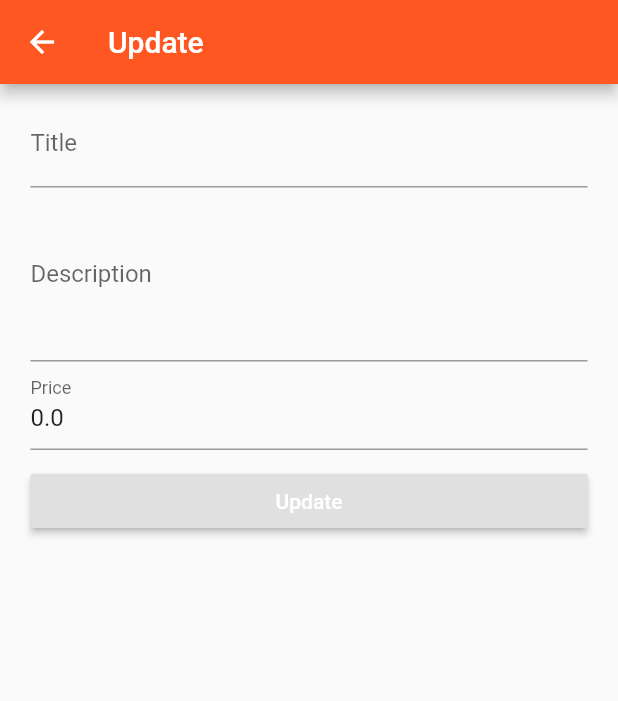
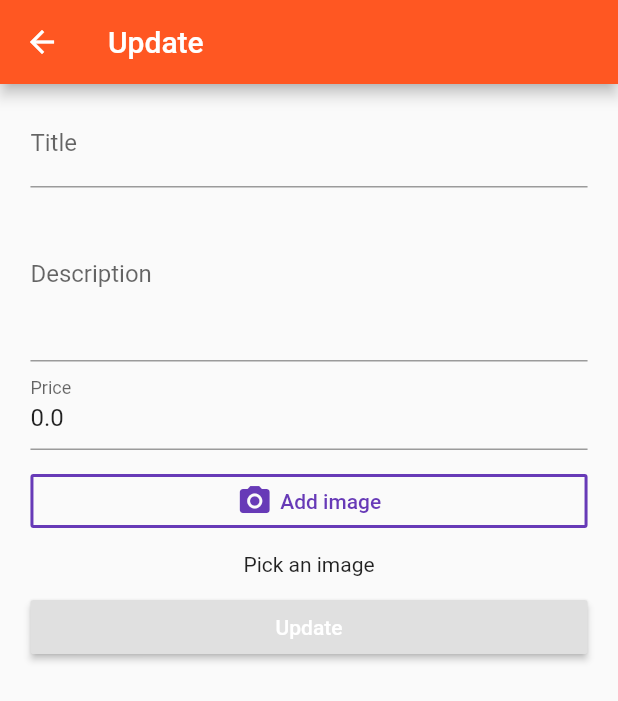
Before and after one commit to osamaAbdullah/Flutter-food-app, a Flutter app: the EditPage screen opened directly with empty values, on a phone screen of 412 x 824 dp. Shown: the top 701 px of the screen. Run offline on Flutter 3.47's test engine with Material 2 defaults, Android fonts, the phone set to English and light mode, and no system bars; our stand-ins replace image_picker, shared_preferences; accounts and stored records are empty; network calls fail.

```diff
--- /dev/null
+++ b/lib/components/form/image.dart
@@ -0,0 +1,92 @@
+import 'dart:io';
+
+import 'package:flutter/cupertino.dart';
+import 'package:flutter/material.dart';
+import 'package:image_picker/image_picker.dart';
+
+class ImageInput extends StatefulWidget {
+  @override
+  State<StatefulWidget> createState() {
+    return _ImageInputState();
+  }
+}
+
+class _ImageInputState extends State<ImageInput> {
+  File _imageFile;
+
+  void _getImage(BuildContext context, ImageSource source) {
+    ImagePicker.pickImage(source: source, maxWidth: 400.0).then((File image) {
+      setState(() {
+        _imageFile = image;
+      });
+      Navigator.pop(context);
+    });
+  }
+
+  void _openImagePicker(BuildContext context) {
+    showModalBottomSheet(
+        context: context,
+        builder: (BuildContext context) {
+          return Container(
+            height: 150.0,
+            padding: EdgeInsets.all(10.0),
+            child: Column(
+              children: <Widget>[
+                Text(
+                  'Pick an image',
+                  style: TextStyle(fontWeight: FontWeight.bold),
+                ),
+                FlatButton(
+                  textColor: Theme.of(context).accentColor,
+                  child: Text('use camera'),
+                  onPressed: () => _getImage(context, ImageSource.camera),
+                ),
+                FlatButton(
+                  textColor: Theme.of(context).accentColor,
+                  child: Text('chosse from gallary'),
+                  onPressed: () => _getImage(context, ImageSource.gallery),
+                )
+              ],
+            ),
+          );
+        });
+  }
+
+  @override
+  Widget build(BuildContext context) {
+    return Column(
+      children: <Widget>[
+        OutlineButton(
+          borderSide:
+              BorderSide(color: Theme.of(context).accentColor, width: 2.0),
+          child: Row(
+            mainAxisAlignment: MainAxisAlignment.center,
+            children: <Widget>[
+              Icon(Icons.camera_alt, color: Theme.of(context).accentColor),
+              SizedBox(
+                width: 5.0,
+              ),
+              Text(
+                'Add image',
+                style: TextStyle(color: Theme.of(context).accentColor),
+              )
+            ],
+          ),
+          onPressed: () => _openImagePicker(context),
+        ),
+        SizedBox(
+          height: 10.0,
+        ),
+        _imageFile == null
+            ? Text('Pick an image')
+            : Image.file(
+                _imageFile,
+                fit: BoxFit.cover,
+                height: 300.0,
+                width: MediaQuery.of(context).size.width,
+                alignment: Alignment.topCenter,
+              )
+      ],
+    );
+  }
+}
--- a/lib/pages/foods/edit.dart
+++ b/lib/pages/foods/edit.dart
@@ -1,3 +1,4 @@
+import 'package:firstfluttertest/components/form/image.dart';
 import 'package:firstfluttertest/models/food.dart';
 import 'package:firstfluttertest/scoped_models/foods.dart';
 import 'package:flutter/material.dart';
@@ -48,6 +49,10 @@ class EditPage extends StatelessWidget {
                     _titleField(),
                     _descriptionField(),
                     _priceField(),
+                    SizedBox(
+                      height: 10.0,
+                    ),
+                    ImageInput(),
                     SizedBox(
                       height: 10.0,
                     ),
```
Also changed, not shown: lib/components/floating_action_buttons.dart (added, +111 -0 lines), lib/main.dart (+20 -1 lines), lib/pages/foods/detail.dart (+20 -8 lines), lib/pages/foods/index.dart (+8 -5 lines), pubspec.yaml (+12 -0 lines), firebase.json (added), pubspec.lock, 9 other files.
